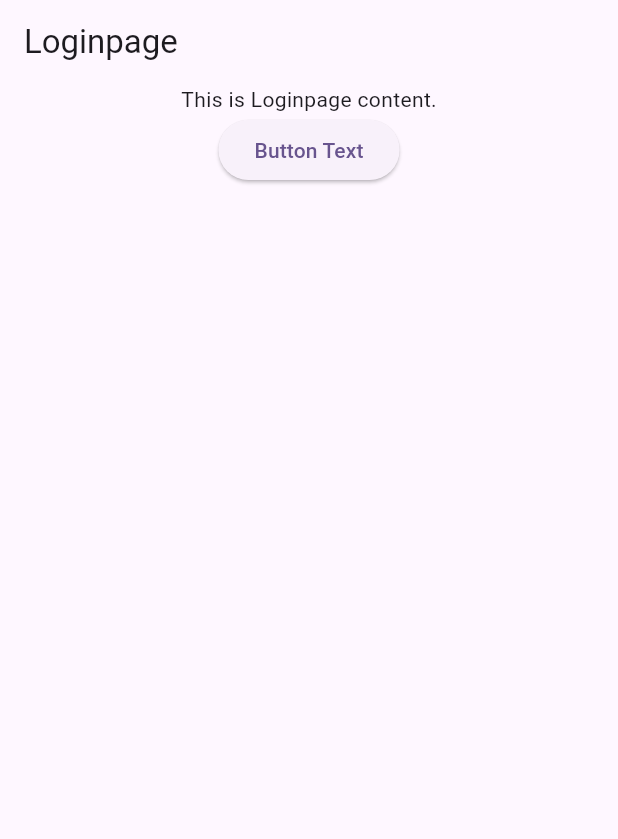
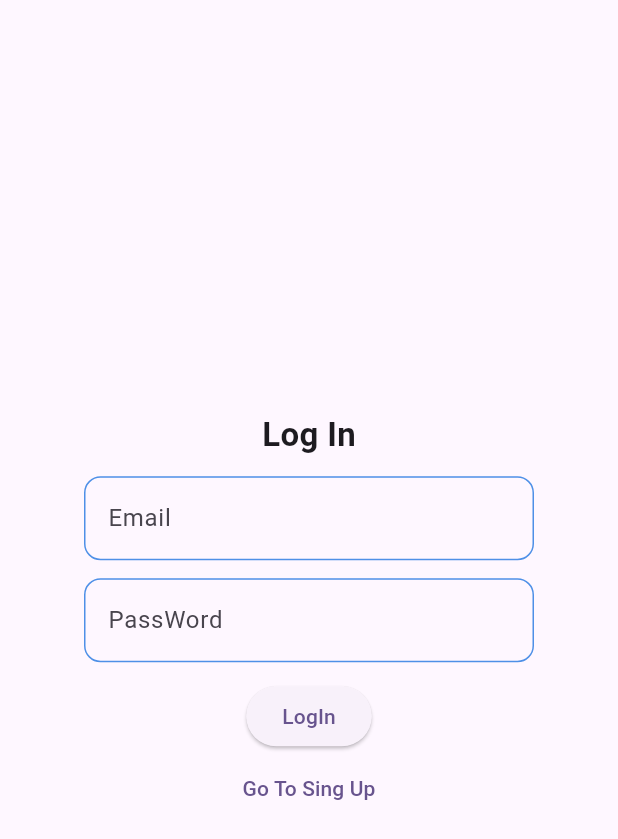
Before and after one commit to priyalpatel2709/flutter-projects, a Flutter app: the screen it shows after launch, on a phone screen of 412 x 824 dp. Shown: the top 839 px of the screen. Run offline on Flutter 3.47's test engine with Material 2 defaults, Android fonts, the phone set to English and light mode, and no system bars; our stand-ins replace flutter_slidable, hive, hive_flutter, shared_preferences, socket_io_client; accounts and stored records are empty.

Commit message:
login singup

```diff
--- a/chat_app/lib/component/loginpage.dart
+++ b/chat_app/lib/component/loginpage.dart
@@ -1,45 +1,141 @@
-// ignore_for_file: prefer_const_constructors, library_private_types_in_public_api
+// ignore_for_file: prefer_const_constructors, prefer_final_fields, use_build_context_synchronously
+
+import 'dart:convert';
 
 import 'package:flutter/material.dart';
+import 'package:http/http.dart' as http;
+import '../uiti/uiti.dart';
+import 'chat_page.dart';
+import 'singup.dart';
+// import 'package:hive_flutter/adapters.dart';
+// import 'package:http/http.dart' as http;
 
-import 'chat_page.dart';
+// import '../Models/user_login.dart';
+// import '../data/database.dart';
+// import '../uiti/uiti.dart';
+// import 'demopage.dart';
+// import 'product__list.dart';
+// import 'singup.dart';
 
 class Loginpage extends StatefulWidget {
-const Loginpage({ Key? key }) : super(key: key);
+  const Loginpage({Key? key}) : super(key: key);
 
   @override
-  _LoginpageState createState() => _LoginpageState();
+  _LoginState createState() => _LoginState();
 }
 
-class _LoginpageState extends State<Loginpage> {
+class _LoginState extends State<Loginpage> {
 
-  void _login(BuildContext context) {
-    String username = 'rafa';
-    if (username.isNotEmpty) {
-      Navigator.push(
-        context,
-        MaterialPageRoute(builder: (context) => Chat_page(userName: username)),
-      );
-    }
-  }
+
+  var emailcontoller = TextEditingController();
+  var passwordcontoller = TextEditingController();
+  var loading = false;
 
   @override
   Widget build(BuildContext context) {
     return Scaffold(
-      appBar: AppBar(
-        title: Text('Loginpage'),
-      ),
-      body: Center(
-        child: Column(
-          children: [
-            Text('This is Loginpage content.'),
-            ElevatedButton(
-              onPressed: () => _login(context),
-              child: Text('Button Text'),
-            )
-          ],
-        ),
-      ),
+        body: Center(
+            child: Container(
+      width: 300,
+      child: Column(
+        mainAxisAlignment: MainAxisAlignment.center,
+        crossAxisAlignment: CrossAxisAlignment.center,
+        children: [
+          Text('Log In',style: TextStyle(fontSize: 22.0,fontWeight: FontWeight.w700),),
+          SizedBox(height: 12,),
+          TextField(
+            controller: emailcontoller,
+            decoration:  myInput(labelText :'Email'),
+          ),
+          SizedBox(
+            height: 12,
+          ),
+          TextField(
+              // enabled: false,
+              controller: passwordcontoller,
+              obscureText: true,
+              decoration:  myInput(labelText :'PassWord')
+          ),
+          SizedBox(
+            height: 12,
+          ),
+          ElevatedButton(
+              onPressed: () {
+                login(emailcontoller.text.toString(),
+                    passwordcontoller.text.toString());
+              },
+              child: loading ? CircularProgressIndicator() : Text('LogIn')),
+          TextButton(
+              onPressed: () {
+                Navigator.push(context,MaterialPageRoute(builder: (context) => Singup()),);
+              },
+              child: Text('Go To Sing Up')),
+           ],
+          ),
+        )
+      )
     );
   }
+
+  void login(email, password) async {
+    loading = true;
+    setState(() {});
+
+
+    try {
+      final response =
+          await http.post(Uri.parse('https://srever-ecomm.vercel.app/login'),
+              headers: {
+                'Content-Type': 'application/json',
+              },
+              body: jsonEncode({'name': email, 'password': password}));
+
+      if (response.statusCode == 200) {
+        loading = false;
+        final jsonData = jsonDecode(response.body);
+        final userJson = jsonData['user'];
+        // UserLonin user = UserLonin.fromJson(userJson);
+
+        // print('User Name: ${user.name}');
+        // userinfo.userData.add([user.id,user.name,user.email]);
+        // userinfo.addUser();
+        setState(() {
+
+        });
+
+        Navigator.pushReplacement(context,MaterialPageRoute(builder: (context)=> Chat_page(userName: email,)) );
+      } else {
+        loading = false;
+        return showDialog(
+          context: context,
+          builder: (context) {
+            return AlertDialog(
+              title: Text('Somethig went wrong..'),
+              actions: [
+                TextButton(onPressed: (){
+                  Navigator.of(context).pop();
+                }, child: Text('Ok'))
+              ],
+            );
+          },
+        );
+      }
+    } catch (e) {
+      loading = false;
+      setState(() {});
+       return showDialog(
+          context: context,
+          builder: (context) {
+            return AlertDialog(
+              title: Text('Somethig went wrong.. $e'),
+              actions: [
+                TextButton(onPressed: (){
+                  Navigator.of(context).pop();
+                }, child: Text('Ok'))
+              ],
+            );
+          },
+        );
+    }
+  }
 }
--- /dev/null
+++ b/chat_app/lib/uiti/uiti.dart
@@ -0,0 +1,29 @@
+import 'package:flutter/material.dart';
+
+InputDecoration myInput({required String labelText, String? hintText}) {
+  return InputDecoration(
+    labelText: labelText,
+    hintText : hintText,
+    focusedBorder: OutlineInputBorder(
+      borderRadius: BorderRadius.circular(11),
+      borderSide: const BorderSide(
+        color: Color.fromARGB(255, 92, 168, 94),
+        width: 1,
+      ),
+    ),
+    enabledBorder: OutlineInputBorder(
+      borderRadius: BorderRadius.circular(11),
+      borderSide: const BorderSide(
+        color: Color.fromARGB(255, 78, 144, 231),
+        width: 1,
+      ),
+    ),
+    disabledBorder: OutlineInputBorder(
+      borderRadius: BorderRadius.circular(11),
+      borderSide: const BorderSide(
+        color: Color.fromARGB(255, 87, 82, 82),
+        width: 1,
+      ),
+    ),
+  );
+}
--- a/chat_app/pubspec.yaml
+++ b/chat_app/pubspec.yaml
@@ -31,7 +31,7 @@ dependencies:
   flutter:
     sdk: flutter
   socket_io_client: ^2.0.0
-
+  http: ^1.1.0
   # The following adds the Cupertino Icons font to your application.
   # Use with the CupertinoIcons class for iOS style icons.
   cupertino_icons: ^1.0.2
```
Also changed, not shown: chat_app/lib/component/singup.dart (added, +151 -0 lines), chat_app/pubspec.lock.
